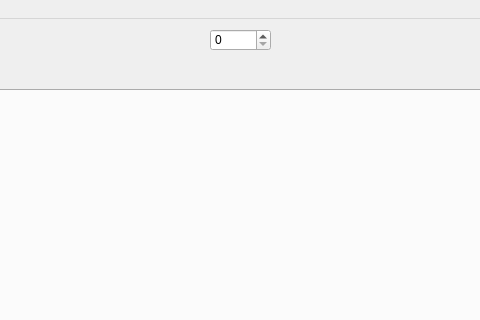
Qt form paintProgram/mainwindow.ui (ElliotHarding/paintProgram) before a commit; both pictures show x 180 to 660 and y 0 to 320 of the 800 by 600 pixel window.
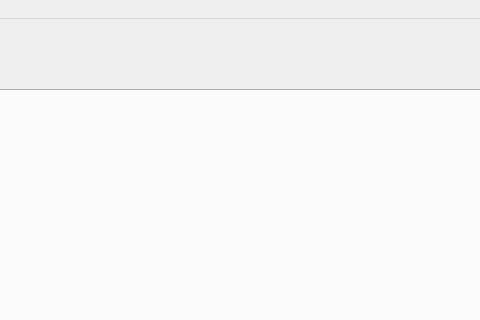
The same form after that commit. Icons and pictures are not drawn.

Commit message: sensitivity dlg

The edit to the form file:
```diff
--- a/paintProgram/mainwindow.ui
+++ b/paintProgram/mainwindow.ui
@@ -98,19 +98,6 @@
      <bool>true</bool>
     </property>
    </widget>
-   <widget class="QSpinBox" name="spin_spreadSensitivity">
-    <property name="geometry">
-     <rect>
-      <x>390</x>
-      <y>10</y>
-      <width>61</width>
-      <height>22</height>
-     </rect>
-    </property>
-    <property name="maximum">
-     <number>255</number>
-    </property>
-   </widget>
   </widget>
   <widget class="QMenuBar" name="menubar">
    <property name="geometry">
```
The commit also changes 6 other files.
